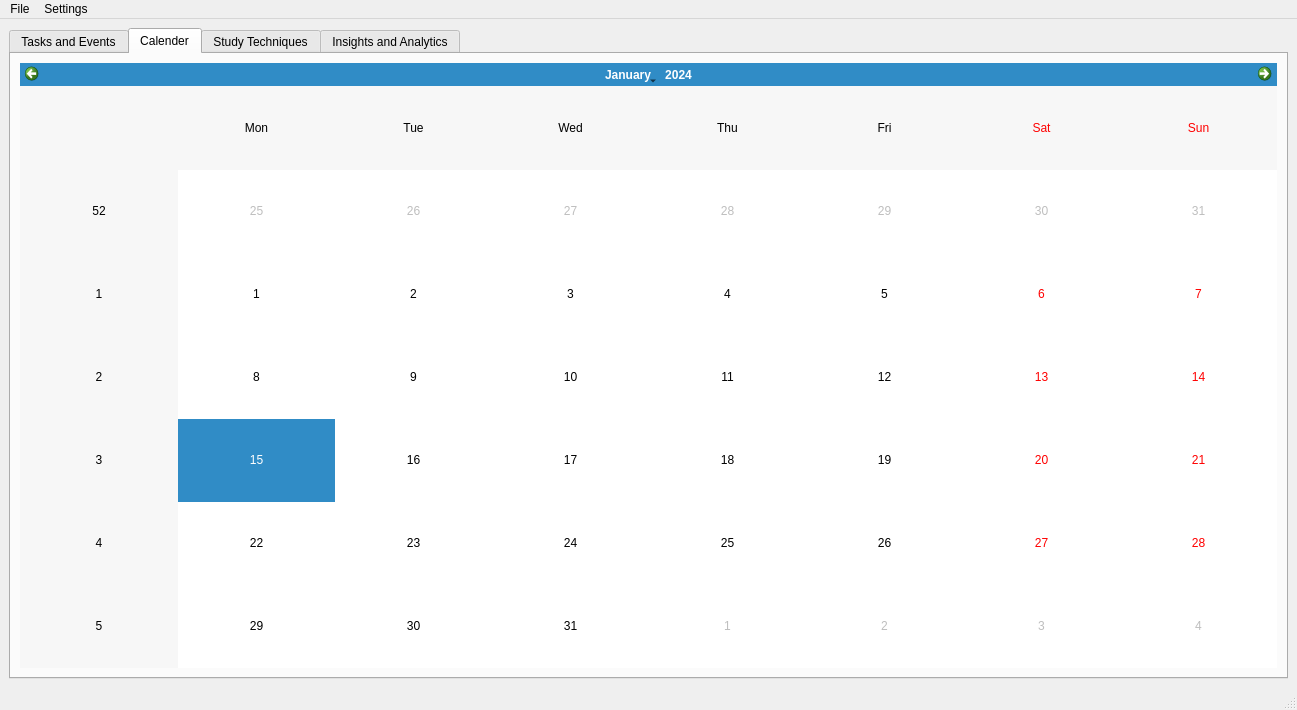
This is App/mainWindow.ui in BadrGello/Task-Management-App as Qt 5 draws it before an edit. The edited form follows.
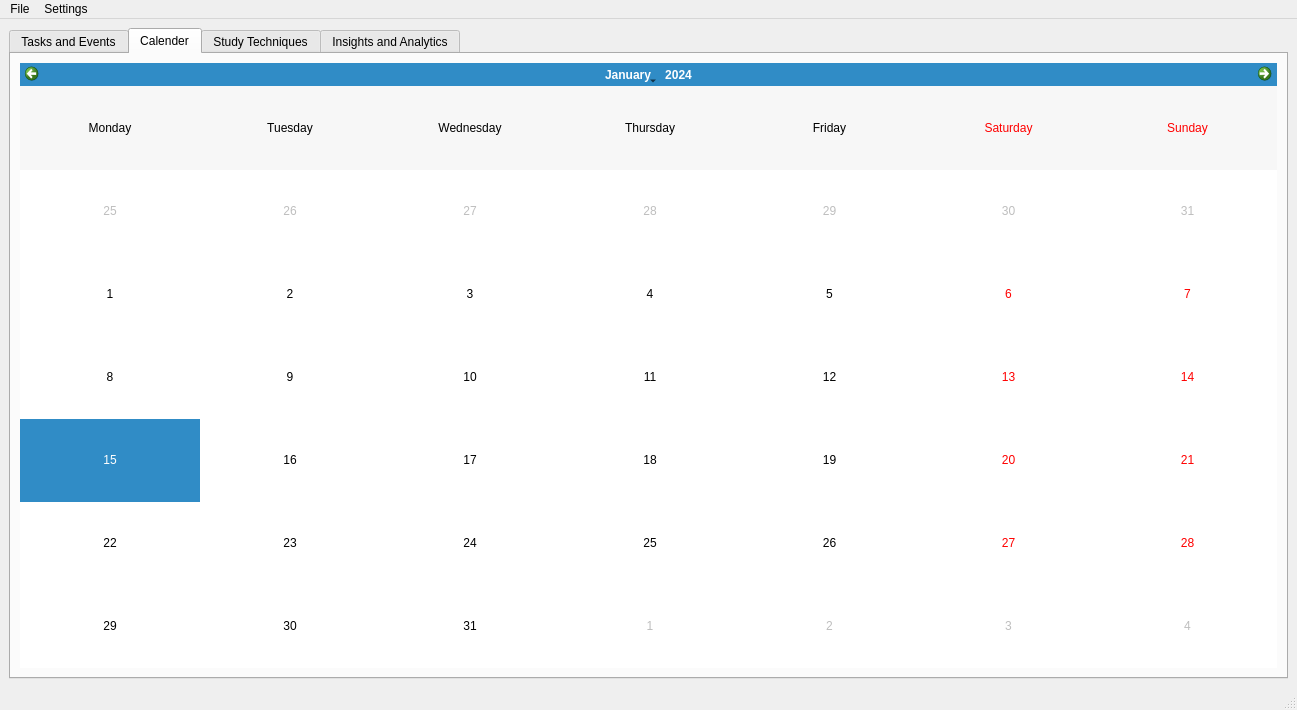
This is the edited form. The open tabs and pages were chosen to show the change. Icons and pictures are not drawn.

```diff
--- a/App/mainWindow.ui
+++ b/App/mainWindow.ui
@@ -23,12 +23,27 @@
    <layout class="QHBoxLayout" name="horizontalLayout_3">
     <item>
      <widget class="QTabWidget" name="tabWidget_mainTabs">
+      <property name="layoutDirection">
+       <enum>Qt::LeftToRight</enum>
+      </property>
       <property name="styleSheet">
        <string notr="true">q
 rgb(241, 255, 231)</string>
       </property>
+      <property name="tabPosition">
+       <enum>QTabWidget::North</enum>
+      </property>
+      <property name="tabShape">
+       <enum>QTabWidget::Rounded</enum>
+      </property>
       <property name="currentIndex">
-       <number>2</number>
+       <number>0</number>
+      </property>
+      <property name="elideMode">
+       <enum>Qt::ElideNone</enum>
+      </property>
+      <property name="usesScrollButtons">
+       <bool>true</bool>
       </property>
       <widget class="QWidget" name="tab_tasks">
        <attribute name="title">
@@ -167,7 +182,74 @@
         <item>
          <layout class="QVBoxLayout" name="verticalLayout">
           <item>
-           <widget class="QCalendarWidget" name="calendarWidget"/>
+           <widget class="QCalendarWidget" name="calendarWidget">
+            <property name="enabled">
+             <bool>true</bool>
+            </property>
+            <property name="font">
+             <font>
+              <weight>50</weight>
+              <bold>false</bold>
+              <stylestrategy>PreferDefault</stylestrategy>
+              <kerning>true</kerning>
+             </font>
+            </property>
+            <property name="cursor">
+             <cursorShape>PointingHandCursor</cursorShape>
+            </property>
+            <property name="mouseTracking">
+             <bool>false</bool>
+            </property>
+            <property name="tabletTracking">
+             <bool>false</bool>
+            </property>
+            <property name="focusPolicy">
+             <enum>Qt::NoFocus</enum>
+            </property>
+            <property name="contextMenuPolicy">
+             <enum>Qt::DefaultContextMenu</enum>
+            </property>
+            <property name="autoFillBackground">
+             <bool>false</bool>
+            </property>
+            <property name="styleSheet">
+             <string notr="true"/>
+            </property>
+            <property name="locale">
+             <locale language="English" country="UnitedStates"/>
+            </property>
+            <property name="inputMethodHints">
+             <set>Qt::ImhNone</set>
+            </property>
+            <property name="maximumDate">
+             <date>
+              <year>4000</year>
+              <month>12</month>
+              <day>31</day>
+             </date>
+            </property>
+            <property name="firstDayOfWeek">
+             <enum>Qt::Monday</enum>
+            </property>
+            <property name="gridVisible">
+             <bool>false</bool>
+            </property>
+            <property name="selectionMode">
+             <enum>QCalendarWidget::SingleSelection</enum>
+            </property>
+            <property name="horizontalHeaderFormat">
+             <enum>QCalendarWidget::LongDayNames</enum>
+            </property>
+            <property name="verticalHeaderFormat">
+             <enum>QCalendarWidget::NoVerticalHeader</enum>
+            </property>
+            <property name="navigationBarVisible">
+             <bool>true</bool>
+            </property>
+            <property name="dateEditEnabled">
+             <bool>true</bool>
+            </property>
+           </widget>
           </item>
          </layout>
         </item>
```
Left out of the diff: 151 changed lines with no effect on the pictures.
